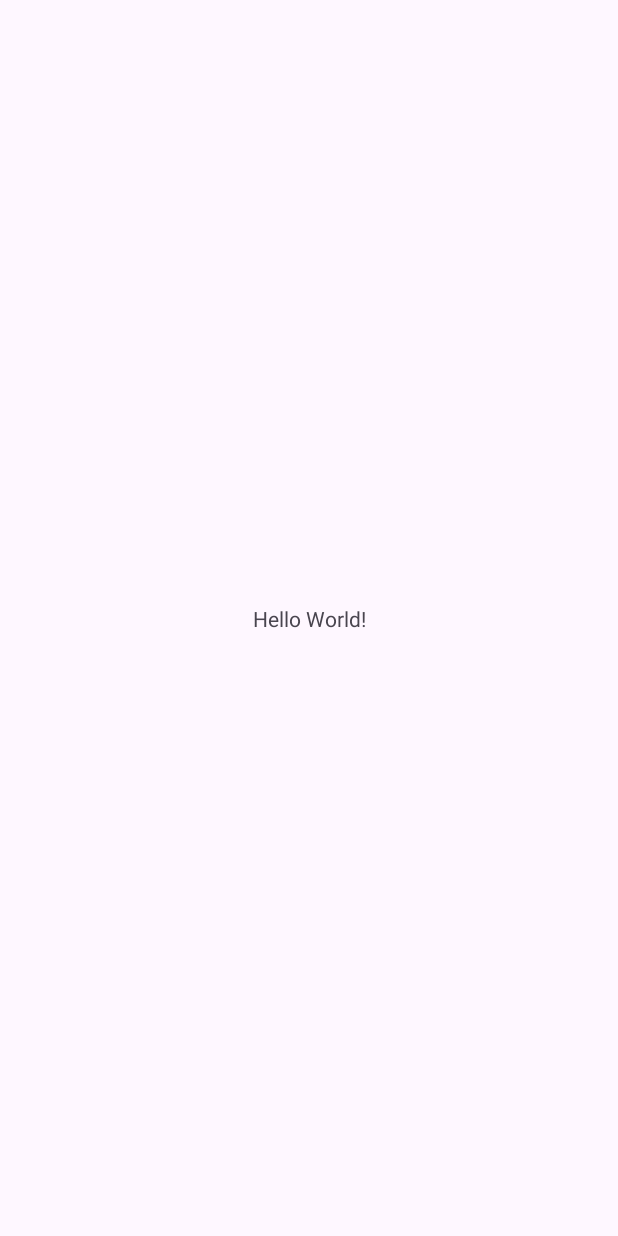
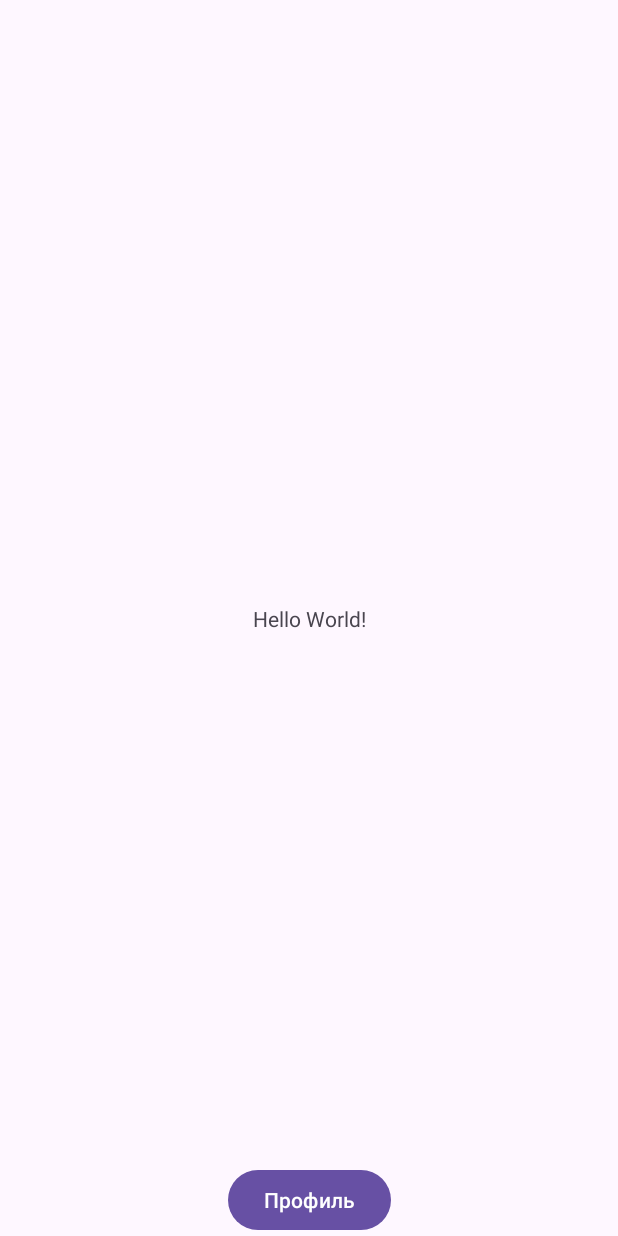
Before and after one commit to Suomi228/EDA-android-app, an Android app: the screen it shows after launch once a user with an empty profile is signed in (MainActivity), on a phone screen of 412 x 824 dp. Before the commit the screen is almost empty. Run offline under Robolectric (Android 15) with nearby library versions, the phone set to English and light mode, and no system bars; our stand-ins replace Firebase (no records; nobody signed in at launch, a user with empty details on screens opened directly).

Commit message:
addded profile fragment and logout button

```diff
--- a/app/src/main/java/com/example/eda/MainActivity.java
+++ b/app/src/main/java/com/example/eda/MainActivity.java
@@ -1,14 +1,28 @@
 package com.example.eda;
 
 import androidx.appcompat.app.AppCompatActivity;
+import androidx.fragment.app.FragmentTransaction;
 
 import android.os.Bundle;
+import android.view.View;
+import android.widget.Button;
 
 public class MainActivity extends AppCompatActivity {
+    Button profile_btn;
 
     @Override
     protected void onCreate(Bundle savedInstanceState) {
         super.onCreate(savedInstanceState);
         setContentView(R.layout.activity_main);
+        profile_btn = findViewById(R.id.profile_btn);
+        profile_btn.setOnClickListener(new View.OnClickListener() {
+            @Override
+            public void onClick(View view) {
+                Profile f1 = new Profile();
+                FragmentTransaction ft = getSupportFragmentManager().beginTransaction();
+                ft.replace(R.id.container,f1);
+                ft.commit();
+            }
+        });
     }
 }
--- a/app/src/main/res/layout/activity_main.xml
+++ b/app/src/main/res/layout/activity_main.xml
@@ -15,4 +15,27 @@
         app:layout_constraintStart_toStartOf="parent"
         app:layout_constraintTop_toTopOf="parent" />
 
+    <FrameLayout
+        android:id="@+id/container"
+        android:layout_width="match_parent"
+        android:layout_height="597dp"
+        app:layout_constraintBottom_toBottomOf="parent"
+        app:layout_constraintEnd_toEndOf="parent"
+        app:layout_constraintHorizontal_bias="0.444"
+        app:layout_constraintStart_toStartOf="parent"
+        app:layout_constraintTop_toTopOf="parent"
+        app:layout_constraintVertical_bias="0.495">
+
+    </FrameLayout>
+
+    <Button
+        android:layout_width="wrap_content"
+        android:layout_height="wrap_content"
+        android:id="@+id/profile_btn"
+        android:text="Профиль"
+        app:layout_constraintBottom_toBottomOf="parent"
+        app:layout_constraintEnd_toEndOf="parent"
+        app:layout_constraintStart_toStartOf="parent" />
+
+
 </androidx.constraintlayout.widget.ConstraintLayout>
--- a/app/src/main/res/values/strings.xml
+++ b/app/src/main/res/values/strings.xml
@@ -1,3 +1,5 @@
 <resources>
     <string name="app_name">EDA</string>
+    <!-- TODO: Remove or change this placeholder text -->
+    <string name="hello_blank_fragment">Hello blank fragment</string>
 </resources>
```
Also changed, not shown: app/src/main/java/com/example/eda/Profile.java (added, +61 -0 lines), app/src/main/res/layout/fragment_profile.xml (added, +26 -0 lines).
